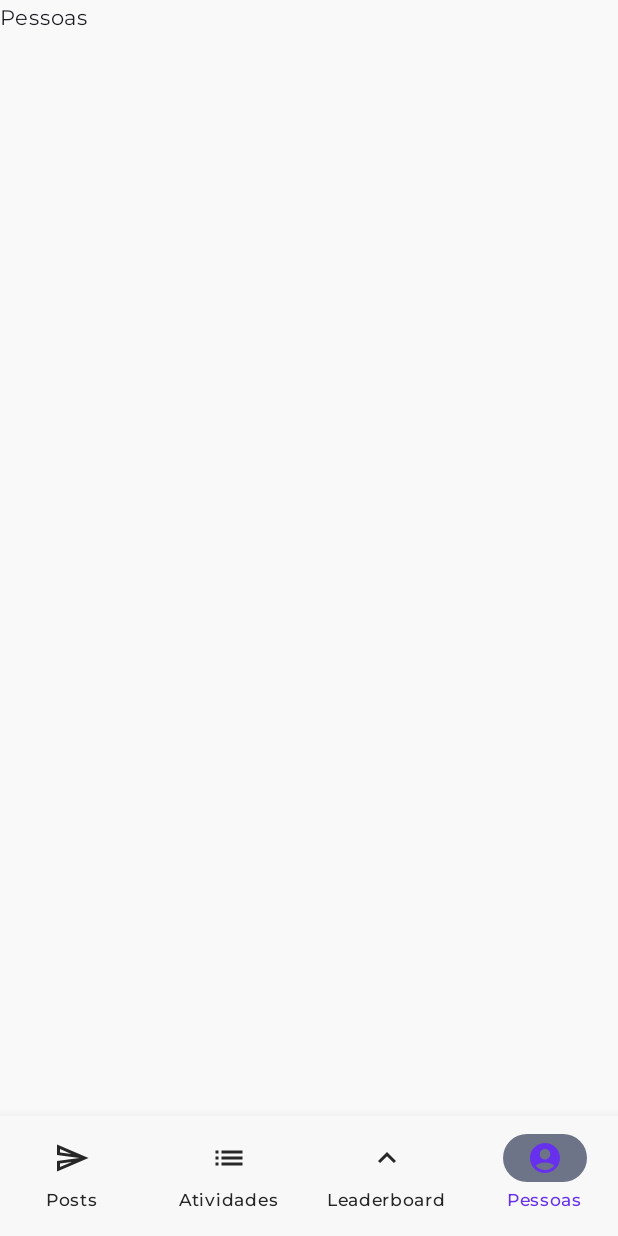
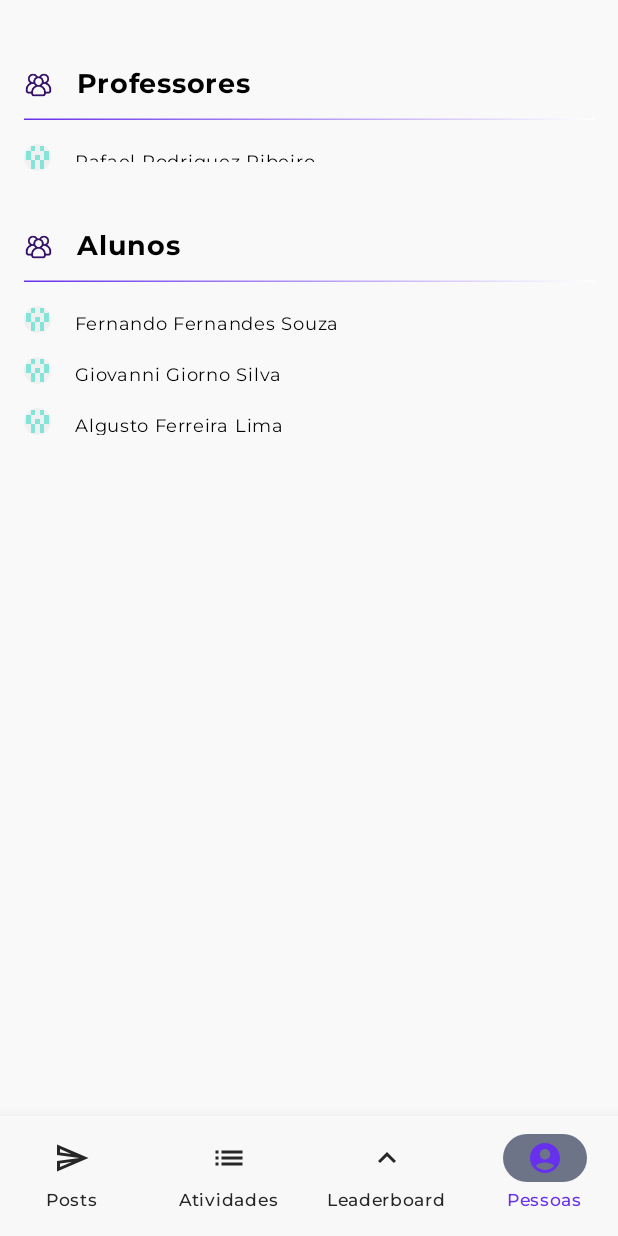
Before and after one commit to educ-ai-org/educai-app, an Android app built with Jetpack Compose: the composable TurmaUI shown on its own in the app's theme, item 4 of the bottom bar chosen, on a phone screen of 412 x 824 dp. Run offline under Robolectric (Android 15) with nearby library versions, the phone set to English and light mode, and no system bars.

Commit message:
Listagem pessoas mock

```diff
--- a/app/src/main/java/com/example/educai/screens/turma/Pessoas.kt
+++ b/app/src/main/java/com/example/educai/screens/turma/Pessoas.kt
@@ -1,17 +1,162 @@
 package com.example.educai.screens.turma
 
+import androidx.compose.foundation.Image
+import androidx.compose.foundation.background
+import androidx.compose.foundation.border
+import androidx.compose.foundation.layout.Arrangement
+import androidx.compose.foundation.layout.Box
 import androidx.compose.foundation.layout.Column
+import androidx.compose.foundation.layout.Row
+import androidx.compose.foundation.layout.Spacer
+import androidx.compose.foundation.layout.fillMaxHeight
 import androidx.compose.foundation.layout.fillMaxSize
+import androidx.compose.foundation.layout.fillMaxWidth
+import androidx.compose.foundation.layout.height
+import androidx.compose.foundation.layout.padding
+import androidx.compose.foundation.shape.RoundedCornerShape
+import androidx.compose.foundation.verticalScroll
 import androidx.compose.material3.Text
 import androidx.compose.runtime.Composable
+import androidx.compose.ui.Alignment
 import androidx.compose.ui.Modifier
+import androidx.compose.ui.draw.clip
+import androidx.compose.ui.draw.drawBehind
+import androidx.compose.ui.geometry.Offset
+import androidx.compose.ui.graphics.Brush
+import androidx.compose.ui.res.painterResource
+import androidx.compose.ui.text.font.FontWeight
+import androidx.compose.ui.tooling.preview.Preview
+import androidx.compose.ui.unit.dp
+import androidx.compose.ui.unit.sp
+import androidx.compose.ui.graphics.Color
+import com.example.educai.R
+import com.example.educai.components.StudentRanking
+import com.example.educai.ui.theme.LightPurple
+
+data class Professor(
+    val name: String
+)
+
+@Preview(showBackground = true)
+@Composable
+fun Pessoas() {
+    val students = listOf(
+        Student("Fernando Fernandes Souza", 2),
+        Student("Giovanni Giorno Silva", 2),
+        Student("Algusto Ferreira Lima", 2)
+    )
+
+    val professors = listOf(
+        Professor("Rafael Rodriguez Ribeiro")
+    )
+
+    Column(
+        horizontalAlignment = Alignment.CenterHorizontally,
+        modifier = Modifier
+            .fillMaxSize()
+            .padding(16.dp)
+
+    ) {
+
+        Header("Professores")
+
+        professors.forEachIndexed { index, professor ->
+
+            Row(
+                modifier = Modifier
+                .height(20.dp)
+                .fillMaxWidth()
+
+            ) {
+                Image(
+                    painter = painterResource(id = R.drawable.profileimage),
+                    contentDescription = "Coroa",
+                    modifier = Modifier
+                        .height(18.dp)
+                        .padding(end = 16.dp)
+                        .clip(RoundedCornerShape(50.dp))
+                )
+                Text(
+                    text = professor.name,
+                    color = Color.Black,
+                    fontSize = 12.sp,
+                    modifier = Modifier.padding(bottom = 8.dp)
+                )
+            }
+            if (index < students.size - 1) {
+                Spacer(modifier = Modifier.height(8.dp))
+            }
+        }
+
+        Header("Alunos")
+
+        students.forEachIndexed { index, student ->
+
+            Row(
+                modifier = Modifier
+                    .height(26.dp)
+                    .fillMaxWidth()
+
+            ) {
+                Image(
+                    painter = painterResource(id = R.drawable.profileimage),
+                    contentDescription = "Coroa",
+                    modifier = Modifier
+                        .height(18.dp)
+                        .padding(end = 16.dp)
+                        .clip(RoundedCornerShape(50.dp))
+                )
+                Text(
+                    text = student.nome,
+                    color = Color.Black,
+                    fontSize = 12.sp,
+                    modifier = Modifier.padding(bottom = 8.dp)
+                )
+            }
+            if (index < students.size - 1) {
+                Spacer(modifier = Modifier.height(8.dp))
+            }
+        }
+    }
+}
 
 @Composable
-fun Pessoas() {
-    Column(
+fun Header(title: String) {
+    Row(
+        horizontalArrangement = Arrangement.Start,
+        verticalAlignment = Alignment.CenterVertically,
         modifier = Modifier
-            .fillMaxSize()
+            .fillMaxWidth()
+            .height(80.dp)
+            .padding(top = 16.dp, bottom = 16.dp)
+            .drawBehind {
+                val strokeWidth = 1.dp.toPx()
+                val y = size.height - strokeWidth / 2
+                val gradientBrush = Brush.horizontalGradient(
+                    colors = listOf(Color(0xFF6630EA), Color.White) // Gradient colors
+                )
+                drawLine(
+                    brush = gradientBrush,
+                    start = Offset(0f, y),
+                    end = Offset(size.width, y),
+                    strokeWidth = strokeWidth
+                )
+            }
     ) {
-        Text(text = "Pessoas")
+
+        Image(
+            painter = painterResource(id = R.drawable.class_icon),
+            contentDescription = "Coroa",
+            modifier = Modifier
+                .height(18.dp)
+                .padding(end = 16.dp)
+        )
+        Text(
+            text = title,
+            color = Color.Black,
+            fontSize = 18.sp,
+            fontWeight = FontWeight.Bold,
+            modifier = Modifier.padding(end = 8.dp)
+        )
     }
 }
```
Also changed, not shown: app/src/main/res/drawable-hdpi/user_icon.jpeg (added).
